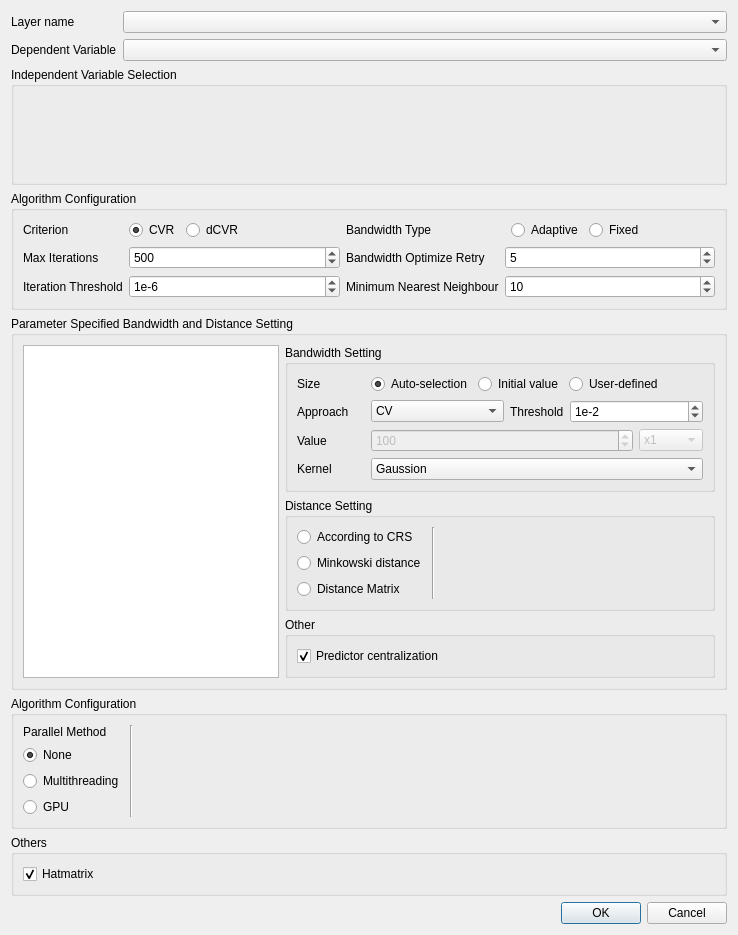
Before: the Qt Designer form gwmmultiscalegwroptionsdialog.ui in GWmodel-Lab/GWmodelS, drawn with Qt 5.
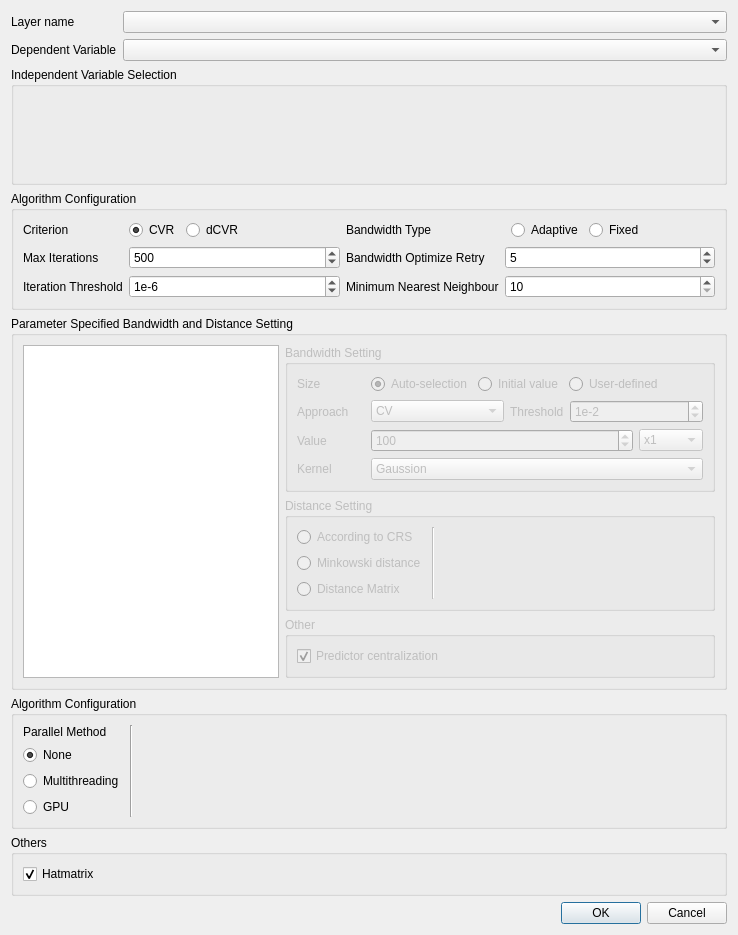
After: the same form once the commit is applied. Custom widgets are drawn as their Qt base class.

Commit message: 修改：设置界面

What changed in the file:
```diff
--- a/gwmmultiscalegwroptionsdialog.ui
+++ b/gwmmultiscalegwroptionsdialog.ui
@@ -231,6 +231,12 @@
       </item>
       <item row="2" column="3">
        <widget class="QSpinBox" name="mNLowerSpb">
+        <property name="minimum">
+         <number>10</number>
+        </property>
+        <property name="maximum">
+         <number>20</number>
+        </property>
         <property name="value">
          <number>10</number>
         </property>
@@ -264,7 +270,10 @@
       <item>
        <layout class="QVBoxLayout" name="mParameterSpecifiedOptionsLayout">
         <item>
-         <widget class="QGroupBox" name="groupBox_2">
+         <widget class="QGroupBox" name="mPSBandwidthSettingGroup">
+          <property name="enabled">
+           <bool>false</bool>
+          </property>
           <property name="sizePolicy">
            <sizepolicy hsizetype="Preferred" vsizetype="Fixed">
             <horstretch>0</horstretch>
@@ -552,6 +561,12 @@
              <property name="prefix">
               <string>1e-</string>
              </property>
+             <property name="minimum">
+              <number>1</number>
+             </property>
+             <property name="maximum">
+              <number>16</number>
+             </property>
              <property name="value">
               <number>2</number>
              </property>
@@ -561,7 +576,10 @@
          </widget>
         </item>
         <item>
-         <widget class="QGroupBox" name="groupBox_3">
+         <widget class="QGroupBox" name="mPSDistanceSettingGroup">
+          <property name="enabled">
+           <bool>false</bool>
+          </property>
           <property name="sizePolicy">
            <sizepolicy hsizetype="Preferred" vsizetype="Preferred">
             <horstretch>0</horstretch>
@@ -728,7 +746,10 @@
          </widget>
         </item>
         <item>
-         <widget class="QGroupBox" name="groupBox_6">
+         <widget class="QGroupBox" name="mPSOtherSettingGroup">
+          <property name="enabled">
+           <bool>false</bool>
+          </property>
           <property name="title">
            <string>Other</string>
           </property>
```
Left out of the diff: 5 changed lines with no effect on the pictures. The commit also changes 4 other files.
